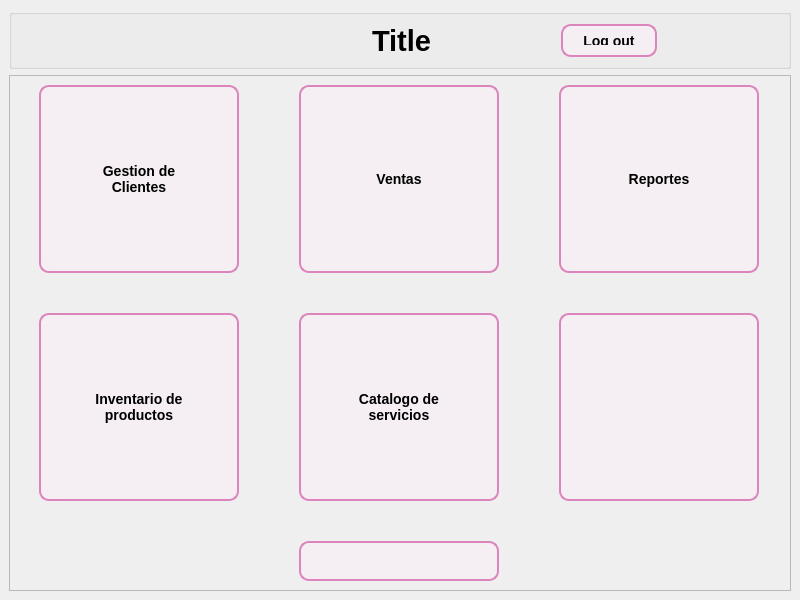
Above: GUI/sub_ventanas/ui/reportes/adminDesigner.ui from C-Sebastian-M/GLAM_MAKEUP_STORE before the change. Below: the same form after it.
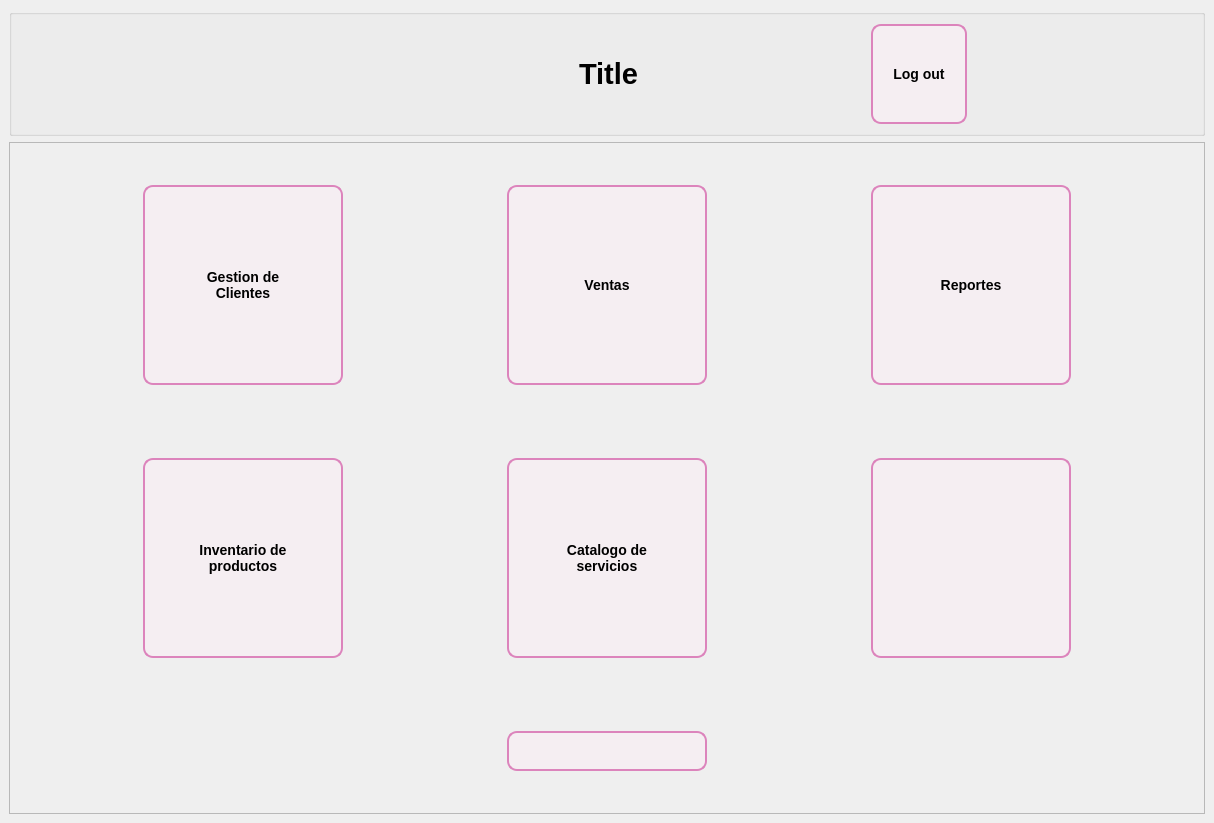
That is the form after the change. Icons and pictures are not drawn.

```diff
--- a/GUI/sub_ventanas/ui/reportes/adminDesigner.ui
+++ b/GUI/sub_ventanas/ui/reportes/adminDesigner.ui
@@ -6,8 +6,8 @@
    <rect>
     <x>0</x>
     <y>0</y>
-    <width>800</width>
-    <height>600</height>
+    <width>1214</width>
+    <height>823</height>
    </rect>
   </property>
   <property name="maximumSize">
@@ -30,18 +30,6 @@
    <layout class="QVBoxLayout" name="verticalLayout_3">
     <item>
      <widget class="QGroupBox" name="header">
-      <property name="sizePolicy">
-       <sizepolicy hsizetype="Preferred" vsizetype="Fixed">
-        <horstretch>0</horstretch>
-        <verstretch>0</verstretch>
-       </sizepolicy>
-      </property>
-      <property name="maximumSize">
-       <size>
-        <width>16777215</width>
-        <height>60</height>
-       </size>
-      </property>
       <property name="styleSheet">
        <string notr="true">
 QPushButton {
```
